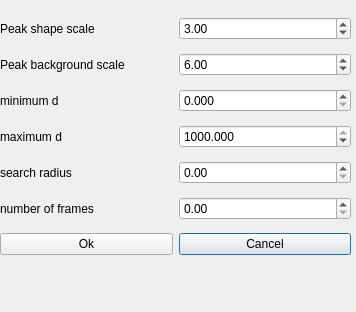
Before: the Qt Designer form apps/nsxqt/ui/DialogIntegrate.ui in k61n/openhkl, drawn with Qt 5.
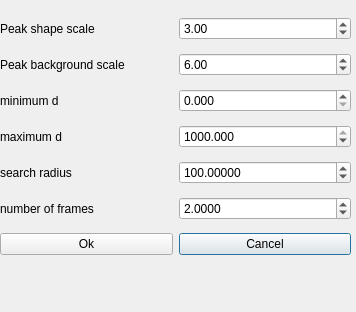
After: the same form once the commit is applied.

Diff of the .ui file:
```diff
--- a/apps/nsxqt/ui/DialogIntegrate.ui
+++ b/apps/nsxqt/ui/DialogIntegrate.ui
@@ -132,10 +132,33 @@
      </widget>
     </item>
     <item row="4" column="1">
-     <widget class="QDoubleSpinBox" name="radius"/>
+     <widget class="QDoubleSpinBox" name="radius">
+      <property name="decimals">
+       <number>5</number>
+      </property>
+      <property name="maximum">
+       <double>10000.000000000000000</double>
+      </property>
+      <property name="singleStep">
+       <double>1.000000000000000</double>
+      </property>
+      <property name="value">
+       <double>100.000000000000000</double>
+      </property>
+     </widget>
     </item>
     <item row="5" column="1">
-     <widget class="QDoubleSpinBox" name="nframes"/>
+     <widget class="QDoubleSpinBox" name="nframes">
+      <property name="decimals">
+       <number>4</number>
+      </property>
+      <property name="maximum">
+       <double>1000.000000000000000</double>
+      </property>
+      <property name="value">
+       <double>2.000000000000000</double>
+      </property>
+     </widget>
     </item>
    </layout>
   </widget>
```
